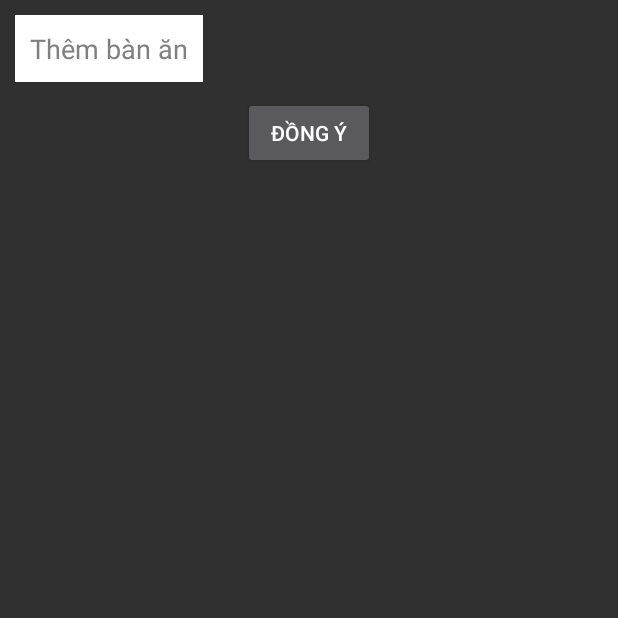
After one commit to hoinguyenpr/UITCoffeeAPP, an Android app: the Activity_Edit_Table screen opened directly, with no data from a screen before it, on a phone screen of 412 x 824 dp, the top half of it. The commit adds this screen. Run offline under Robolectric (Android 15) with nearby library versions, the phone set to English and light mode, and no system bars.

Commit message:
22 case: layout edit fullscreen

```diff
--- a/app/src/main/AndroidManifest.xml
+++ b/app/src/main/AndroidManifest.xml
@@ -50,6 +50,10 @@
             >
         </activity>
 
+        <activity android:name=".Activity.Activity_Edit_Table"
+            >
+        </activity>
+
 
     </application>
 
--- /dev/null
+++ b/app/src/main/java/com/hoinguyen/uitcoffeeapp/Activity/Activity_Edit_Table.java
@@ -0,0 +1,53 @@
+package com.hoinguyen.uitcoffeeapp.Activity;
+
+import android.app.Activity;
+import android.content.Intent;
+import android.os.Bundle;
+import android.view.View;
+import android.widget.Button;
+import android.widget.EditText;
+import android.widget.Toast;
+
+import androidx.annotation.Nullable;
+import androidx.appcompat.app.AppCompatActivity;
+
+import com.hoinguyen.uitcoffeeapp.DAO.TableDAO;
+import com.hoinguyen.uitcoffeeapp.R;
+
+public class Activity_Edit_Table extends AppCompatActivity implements View.OnClickListener {
+
+    Button btnAcceptEditTable;
+    EditText edEditTableName;
+    TableDAO tableDAO;
+    int tableid;
+
+    @Override
+    protected void onCreate(@Nullable Bundle savedInstanceState) {
+        super.onCreate(savedInstanceState);
+
+        setContentView(R.layout.layout_edit_table);
+
+        btnAcceptEditTable = findViewById(R.id.btnAcceptEditTable);
+        edEditTableName = findViewById(R.id.edEditTableName);
+
+        tableDAO = new TableDAO(this);
+
+        tableid = getIntent().getIntExtra("tableid", 0);
+
+        btnAcceptEditTable.setOnClickListener(this);
+        }
+
+    @Override
+    public void onClick(View v) {
+        String nameoftable = edEditTableName.getText().toString();
+        if(nameoftable.trim().equals("") || nameoftable.trim() != null){
+            boolean check = tableDAO.updateTableNameByID(tableid, nameoftable);
+            Intent intent = new Intent();
+            intent.putExtra("check", check);
+            setResult(Activity.RESULT_OK, intent);
+            finish();
+        }else{
+            Toast.makeText(Activity_Edit_Table.this, getResources().getString(R.string.notifyplsenterdata),Toast.LENGTH_SHORT).show();
+        }
+    }
+}
--- a/app/src/main/java/com/hoinguyen/uitcoffeeapp/DAO/OrderDAO.java
+++ b/app/src/main/java/com/hoinguyen/uitcoffeeapp/DAO/OrderDAO.java
@@ -120,7 +120,7 @@ public class OrderDAO {
 
     public boolean updateStatusOrderByTableID(int tableid, int status){
         ContentValues contentValues = new ContentValues();
-        contentValues.put(CreateDatabase.TB_order_status, tableid);
+        contentValues.put(CreateDatabase.TB_order_status, status);
 
         long check = sqLiteDatabase.update(CreateDatabase.TB_order, contentValues, CreateDatabase.TB_order_tableid + " = " + tableid, null);
         if(check !=0 ){
--- /dev/null
+++ b/app/src/main/res/layout/layout_edit_table.xml
@@ -0,0 +1,28 @@
+<?xml version="1.0" encoding="utf-8"?>
+<LinearLayout xmlns:android="http://schemas.android.com/apk/res/android"
+    android:orientation="vertical"
+    android:layout_width="match_parent"
+    android:layout_height="match_parent"
+    >
+
+    <EditText
+        android:id="@+id/edEditTableName"
+        android:layout_width="wrap_content"
+        android:layout_height="wrap_content"
+        android:background="@color/colorWhite"
+        android:padding="@dimen/size10dp"
+        android:layout_margin="@dimen/size10dp"
+        android:textColor="@color/colorGray"
+        android:hint="@string/addtable"
+        android:textColorHint="@color/colorGray"
+        />
+
+    <Button
+        android:id="@+id/btnAcceptEditTable"
+        android:layout_width="wrap_content"
+        android:layout_height="wrap_content"
+        android:text="@string/yes"
+        android:layout_gravity="center"
+        />
+
+</LinearLayout>
```
Also changed, not shown: app/src/main/java/com/hoinguyen/uitcoffeeapp/Activity/Activity_Payment.java (+6 -6 lines), app/src/main/java/com/hoinguyen/uitcoffeeapp/DAO/TableDAO.java (+21 -0 lines), app/src/main/java/com/hoinguyen/uitcoffeeapp/FragmentApp/ShowTableFragment.java (+62 -7 lines), app/src/main/res/menu/edit_context_menu.xml (added, +12 -0 lines), app/src/main/res/values/strings.xml (+6 -1 lines).
